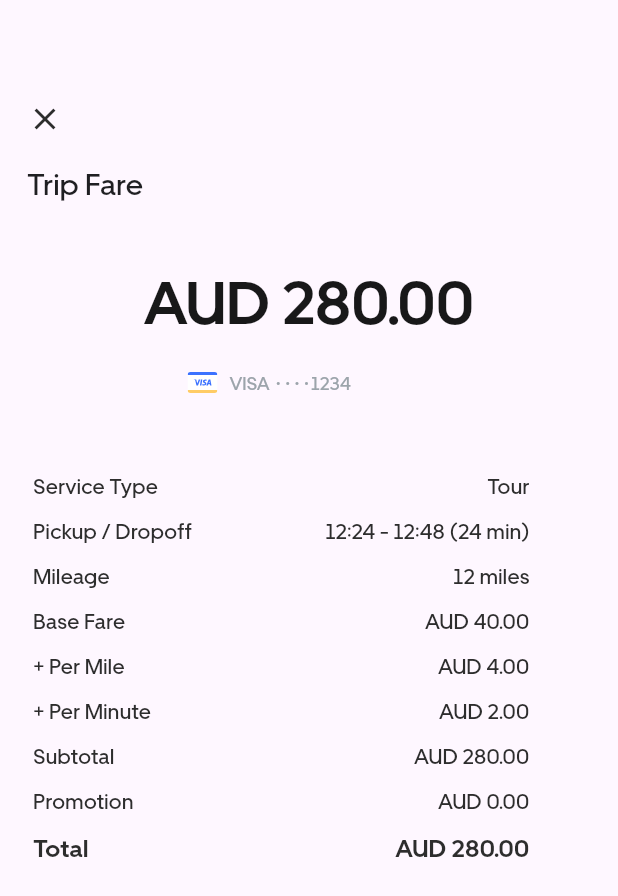
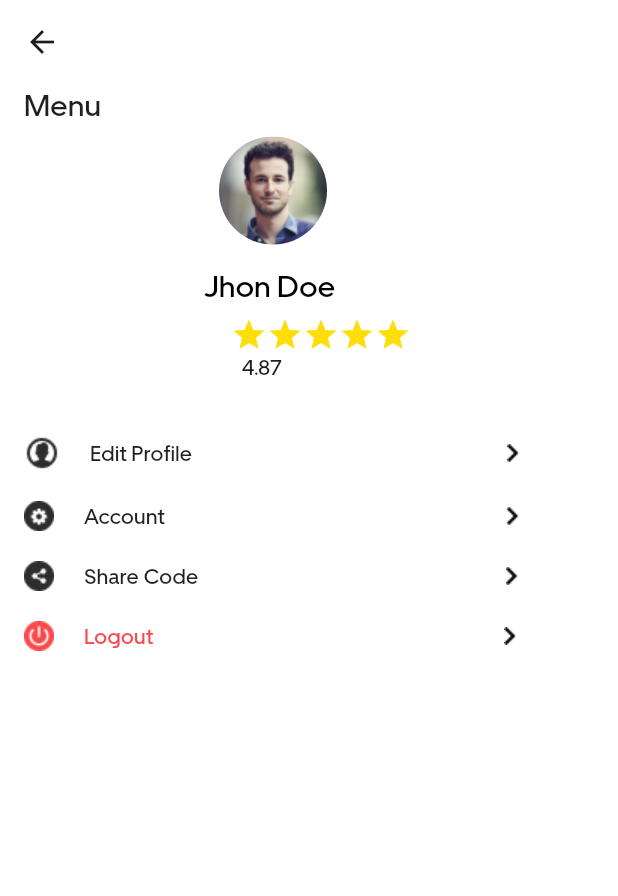
Before and after one commit to SafwanZafar/greenrider, a Flutter app: the TripFare screen opened directly, after a tap on the "close" icon, on a phone screen of 412 x 824 dp. Shown: the top 896 px of the screen. Run offline on Flutter 3.47's test engine with Material 3 defaults, Android fonts, the phone set to English and light mode, and no system bars; our stand-ins replace flutter_svg, font_awesome_flutter, google_maps_flutter, intl_phone_field; missing offline and left inert: postal_code.

```diff
--- a/lib/doc_profile.dart
+++ b/lib/doc_profile.dart
@@ -29,7 +29,7 @@ class _DocProfileState extends State<DocProfile> {
               child: Text(
                 'Profile Photo',
                 style: TextStyle(
-                    fontFamily: 'UberMoveBold',
+                    fontFamily: 'UberMove',
                     fontWeight: FontWeight.w400,
                     fontSize: 20,
                     color: Color(0xFF1F1F22)),
@@ -49,7 +49,7 @@ class _DocProfileState extends State<DocProfile> {
                     ' 2. Take your sunglasses and hat off \n'
                     ' 3. Take your photo in a well-lit place',
                     style: TextStyle(
-                        fontFamily: 'UberMoveMedium',
+                        fontFamily: 'UberMove',
                         fontWeight: FontWeight.w400,
                         fontSize: 14,
                         color: Color(0xFF9CA4Ab)),
--- /dev/null
+++ b/lib/menu.dart
@@ -0,0 +1,195 @@
+import 'package:flutter/material.dart';
+import 'package:untitled1/account.dart';
+import 'package:untitled1/profile.dart';
+
+class Menu extends StatelessWidget {
+  const Menu({super.key});
+
+  @override
+  Widget build(BuildContext context) {
+    return Scaffold(
+      backgroundColor: Colors.white,
+      appBar: AppBar(
+        backgroundColor: Colors.white,
+      ),
+      body: Padding(
+        padding: const EdgeInsets.only(left: 16),
+        child: Column(
+          crossAxisAlignment: CrossAxisAlignment.start,
+          children: [
+            Text(
+              'Menu',
+              style: TextStyle(
+                  fontSize: 20,
+                  fontFamily: 'UberMove',
+                  fontWeight: FontWeight.w400,
+                  color: Color.fromRGBO(31, 31, 34, 1)),
+            ),
+            Padding(
+              padding: const EdgeInsets.only(left: 130, right: 132, top: 6),
+              child: SizedBox(
+                height: 72,
+                width: 72,
+                child: CircleAvatar(
+                    backgroundImage: AssetImage('assets/images/Bitmap.png')),
+              ),
+            ),
+            SizedBox(
+              height: 14,
+            ),
+            Padding(
+              padding: const EdgeInsets.symmetric(horizontal: 120),
+              child: Text(
+                'Jhon Doe',
+                style: TextStyle(
+                    fontWeight: FontWeight.w400,
+                    fontSize: 20,
+                    fontFamily: 'UberMove',
+                    color: Color.fromRGBO(0, 0, 0, 1)),
+              ),
+            ),
+            SizedBox(
+              height: 5,
+            ),
+            Row(
+              mainAxisAlignment: MainAxisAlignment.center,
+              children: [
+                Icon(
+                  Icons.star,
+                  color: Color.fromRGBO(255, 221, 8, 1),
+                ),
+                Icon(
+                  Icons.star,
+                  color: Color.fromRGBO(255, 221, 8, 1),
+                ),
+                Icon(
+                  Icons.star,
+                  color: Color.fromRGBO(255, 221, 8, 1),
+                ),
+                Icon(
+                  Icons.star,
+                  color: Color.fromRGBO(255, 221, 8, 1),
+                ),
+                Icon(
+                  Icons.star,
+                  color: Color.fromRGBO(255, 221, 8, 1),
+                ),
+              ],
+            ),
+            Padding(
+              padding: const EdgeInsets.symmetric(horizontal: 145),
+              child: Text(
+                '4.87',
+                style: TextStyle(
+                    fontWeight: FontWeight.w500,
+                    fontSize: 14,
+                    fontFamily: 'UberMove',
+                    color: Color.fromRGBO(31, 31, 34, 1)),
+              ),
+            ),
+            SizedBox(
+              height: 35,
+            ),
+            Container(
+              height: 192,
+              width: 375,
+              child: Column(
+                children: [
+                  Row(
+                    children: [
+                      Image.asset('assets/images/ic-user-avatar.png'),
+                      SizedBox(
+                        width: 20,
+                      ),
+                      Text(
+                        'Edit Profile',
+                        style: TextStyle(
+                            fontSize: 14,
+                            fontFamily: 'UberMove',
+                            fontWeight: FontWeight.w500,
+                          color: Color.fromRGBO(0, 0, 0, 0.87)
+                        ),
+                      ),
+                      SizedBox(width: 210,),
+                      Image.asset('assets/images/Shape.png')
+                    ],
+                  ),
+                  SizedBox(height: 20,),
+                  Row(
+                    children: [
+                      Image.asset('assets/images/Account.png'),
+                      SizedBox(
+                        width: 20,
+                      ),
+                      Text(
+                        'Account',
+                        style: TextStyle(
+                            fontSize: 14,
+                            fontFamily: 'UberMove',
+                            fontWeight: FontWeight.w500,
+                            color: Color.fromRGBO(0, 0, 0, 0.87)
+                        ),
+                      ),
+                      SizedBox(width: 228,),
+                      Image.asset('assets/images/Shape.png')
+                    ],
+                  ),
+
+
+                  SizedBox(height: 20,),
+                  Row(
+                    children: [
+                      Image.asset('assets/images/share.png'),
+                      SizedBox(
+                        width: 20,
+                      ),
+                      Text(
+                        'Share Code',
+                        style: TextStyle(
+                            fontSize: 14,
+                            fontFamily: 'UberMove',
+                            fontWeight: FontWeight.w500,
+                            color: Color.fromRGBO(0, 0, 0, 0.87)
+                        ),
+                      ),
+                      SizedBox(width: 205
+                        ,),
+                      Image.asset('assets/images/Shape.png')
+                    ],
+                  ),
+                  SizedBox(height: 20,),
+                  Row(
+                    children: [
+                      InkWell(
+                        onTap: (){
+                          Navigator.push(context, MaterialPageRoute(builder: (context)=>Profile()));
+                        },
+                        child: Image.asset('assets/images/logout.png',
+                        ),
+                      ),
+                      SizedBox(
+                        width: 20,
+                      ),
+                      Text(
+                        'Logout',
+                        style: TextStyle(
+                            fontSize: 14,
+                            fontFamily: 'UberMove',
+                            fontWeight: FontWeight.w500,
+                            color: Color.fromRGBO(251, 72, 75, 1)
+                        ),
+                      ),
+                      SizedBox(width: 234,),
+                      Image.asset('assets/images/Shape.png')
+                    ],
+                  ),
+
+                ],
+              ),
+            )
+          ],
+        ),
+      ),
+    );
+  }
+}
--- a/lib/ride_complete_driver.dart
+++ b/lib/ride_complete_driver.dart
@@ -10,7 +10,8 @@ class RideCompleteDriver extends StatelessWidget {
   @override
   Widget build(BuildContext context) {
     return Scaffold(
-      body: Column(
+      body: SingleChildScrollView(
+        child: Column(
           crossAxisAlignment: CrossAxisAlignment.start,
           children: [
             Padding(
@@ -192,6 +193,7 @@ class RideCompleteDriver extends StatelessWidget {
 
           ],
         ),
+      ),
     );
   }
 }
--- a/lib/trip_fare.dart
+++ b/lib/trip_fare.dart
@@ -1,5 +1,6 @@
 import 'package:flutter/material.dart';
 import 'package:flutter_svg/flutter_svg.dart';
+import 'package:untitled1/menu.dart';
 
 class TripFare extends StatelessWidget {
   const TripFare({super.key});
@@ -13,7 +14,9 @@ class TripFare extends StatelessWidget {
           Padding(
             padding: const EdgeInsets.only(top: 55, left: 6),
             child: IconButton(
-                onPressed: () {},
+                onPressed: () {
+                  Navigator.push(context, MaterialPageRoute(builder: (context)=>Menu()));
+                },
                 icon: const Icon(
                   Icons.close,
                   color: Color.fromRGBO(45, 45, 45, 1),
--- a/lib/vehicle_inspection.dart
+++ b/lib/vehicle_inspection.dart
@@ -29,7 +29,7 @@ class _VehicleInspectionState extends State<VehicleInspection> {
             child: Text(
               'Vehicle Inspection',
               style: TextStyle(
-                  fontFamily: 'UberMoveBold',
+                  fontFamily: 'UberMove',
                   fontWeight: FontWeight.w400,
                   fontSize: 20,
                   color: Color(0xFF1F1F22)),
@@ -40,7 +40,7 @@ class _VehicleInspectionState extends State<VehicleInspection> {
             child: Text(
               'Take a photo of your vehicle registration.. Make sure \n we can easily read all the details.',
               style: TextStyle(
-                  fontFamily: 'UberMoveMedium',
+                  fontFamily: 'UberMove',
                   fontWeight: FontWeight.w400,
                   fontSize: 14,
                   color: Color(0xFF9CA4Ab)),
--- a/lib/vehicle_registeration.dart
+++ b/lib/vehicle_registeration.dart
@@ -29,7 +29,7 @@ class _VehicleRegisterationState extends State<VehicleRegisteration> {
             child: Text(
               'Vehicle Registration',
               style: TextStyle(
-                  fontFamily: 'UberMoveBold',
+                  fontFamily: 'UberMove',
                   fontWeight: FontWeight.w400,
                   fontSize: 20,
                   color: Color(0xFF1F1F22)),
@@ -40,7 +40,7 @@ class _VehicleRegisterationState extends State<VehicleRegisteration> {
             child: Text(
               'Take a photo of your driving license. Make sure \n we can easily read all the details.',
               style: TextStyle(
-                  fontFamily: 'UberMoveMedium',
+                  fontFamily: 'UberMove',
                   fontWeight: FontWeight.w400,
                   fontSize: 14,
                   color: Color(0xFF9CA4Ab)),
```
Also changed, not shown: lib/account.dart (added, +123 -0 lines), lib/chat_screen.dart (+25 -21 lines), lib/profile.dart (added, +152 -0 lines), assets/images/Account.png (added), assets/images/Fill 1.png (added), assets/images/Fill 1.svg (deleted), assets/images/Shape.png (added), assets/images/ic-user-avatar.png (added), assets/images/logout.png (added), assets/images/share.png (added). Lines whose indentation alone changed are shown as unchanged.
